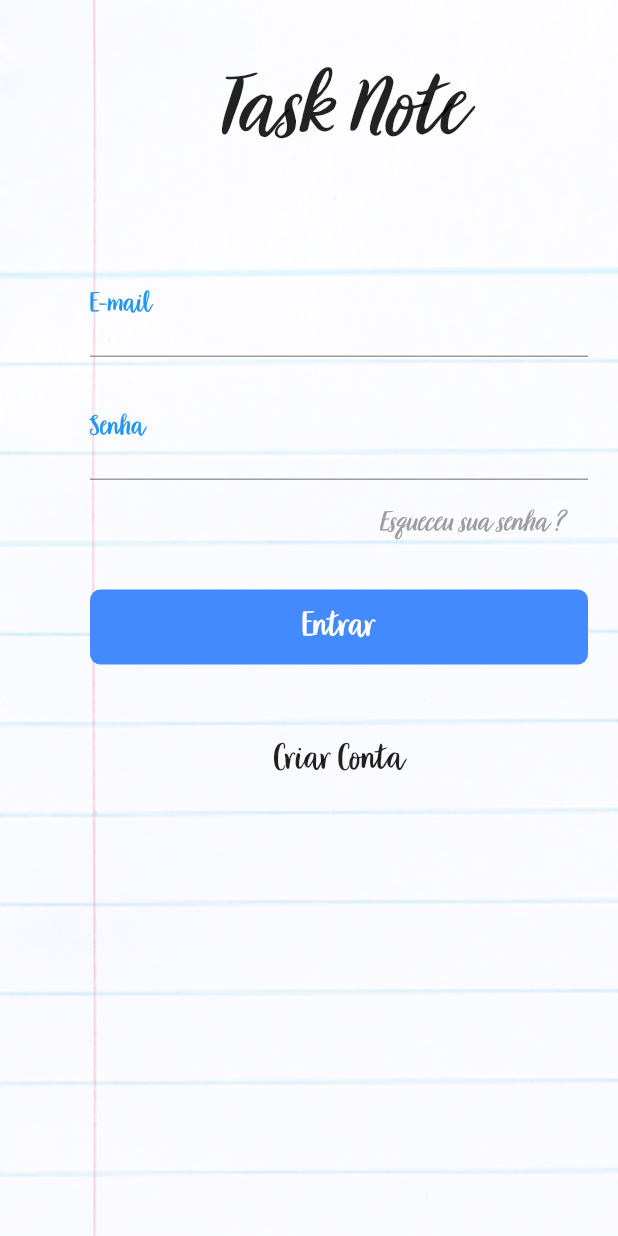
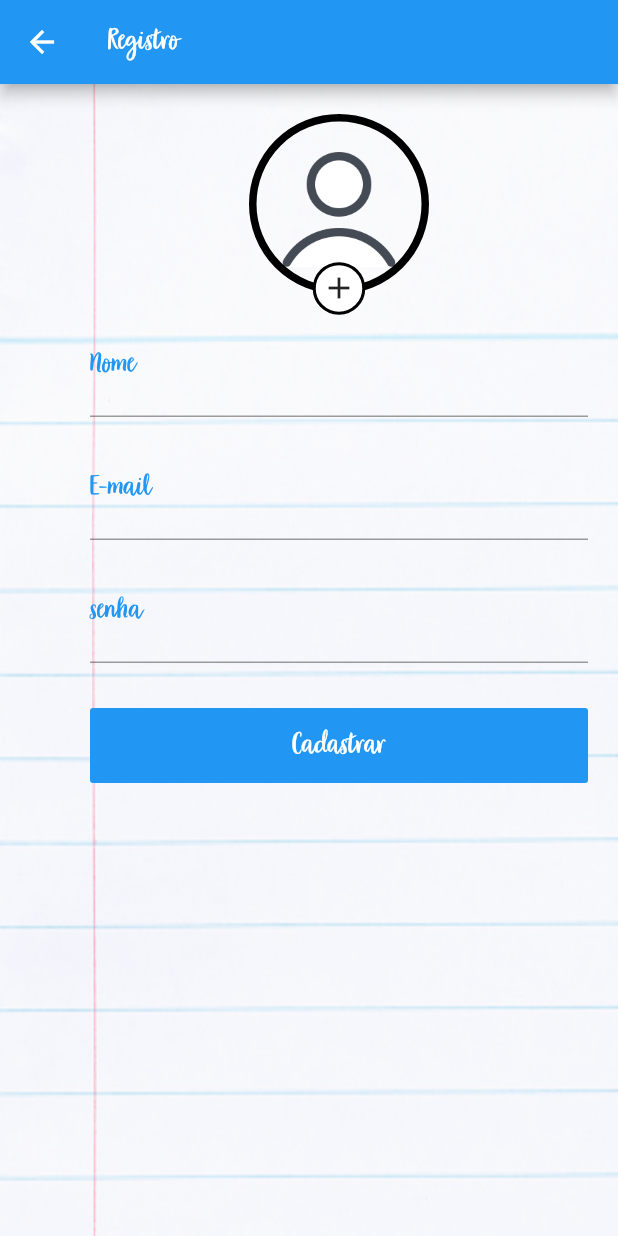
Before and after one commit to TiagoAndreAlmeida/Task-Note-App, a Flutter app: the screen it shows after launch, after a tap on "Criar Conta", on a phone screen of 412 x 824 dp. Run offline on Flutter 3.47's test engine with Material 2 defaults, Android fonts, the phone set to English and light mode, and no system bars.

Commit message:
page register created

```diff
--- a/lib/pages/login.page.dart
+++ b/lib/pages/login.page.dart
@@ -1,4 +1,6 @@
 import 'package:flutter/material.dart';
+
+import 'register.page.dart';
 
 class LoginPage extends StatelessWidget {
   @override
@@ -108,7 +110,12 @@ class LoginPage extends StatelessWidget {
                       fontSize: 25,
                     ),
                   ),
-                  onPressed: () => {},
+                  onPressed: () => {
+                    Navigator.push(
+                      context,
+                      MaterialPageRoute(builder: (context) => RegisterPage()),
+                    )
+                  },
                 ),
               ),
             ],
--- /dev/null
+++ b/lib/pages/register.page.dart
@@ -0,0 +1,125 @@
+import 'package:flutter/material.dart';
+
+class RegisterPage extends StatelessWidget {
+  @override
+  Widget build(BuildContext context) {
+    return Scaffold(
+      resizeToAvoidBottomInset: true, //using this to not resize screen when keyboard appears
+      appBar: AppBar(
+        title: Text('Registro'),
+      ),
+      body: Container(
+        padding: EdgeInsets.only(top: 20, left: 60, right: 20),
+        decoration: BoxDecoration(
+          image: DecorationImage(
+            image: AssetImage('assets/background.jpg'),
+            // colorFilter: ColorFilter.mode(Colors.black.withOpacity(0.2), BlendMode.dstATop),
+            colorFilter: ColorFilter.mode(
+              Colors.black.withOpacity(0.4),
+              BlendMode.dstATop
+            ),
+            fit: BoxFit.fill
+          ),
+        ),
+        child: ListView(
+          children: <Widget>[
+            Container(
+              // width: 20,
+              height: 120,
+              alignment: Alignment(0.0, 1.5),
+              decoration: BoxDecoration(
+                shape: BoxShape.circle,
+                image: DecorationImage(
+                  image: AssetImage('assets/person.png'),
+                  fit: BoxFit.contain,
+                ),
+                border: Border.all(
+                  width: 5,
+                ),
+              ),
+              child: Container(
+                height: 35,
+                width: 35,
+                decoration: BoxDecoration(
+                  color: Colors.white,
+                  border: Border.all(
+                    width: 2
+                  ),
+                  borderRadius: BorderRadius.all(
+                    Radius.circular(50)
+                  )
+                ),
+                child: SizedBox.expand(
+                  child: FlatButton(
+                      padding: EdgeInsets.all(0),
+                      child: Icon(
+                        Icons.add,
+                      ),
+                      shape: RoundedRectangleBorder(
+                        borderRadius: BorderRadius.circular(10)
+                      ),
+                      onPressed: () => {},
+                    )
+                  ),
+                ),
+            ),
+            SizedBox(
+              height: 15,
+            ),
+            TextFormField(
+              keyboardType: TextInputType.emailAddress,
+              decoration: InputDecoration(
+                labelText: 'Nome',
+                labelStyle: TextStyle(
+                  color: Colors.blue,
+                  fontSize: 20
+                ),
+              ),
+            ),
+            SizedBox(
+              height: 15,
+            ),
+            TextFormField(
+              keyboardType: TextInputType.emailAddress,
+              decoration: InputDecoration(
+                labelText: 'E-mail',
+                labelStyle: TextStyle(
+                  color: Colors.blue,
+                  fontSize: 20
+                ),
+              ),
+            ),
+            SizedBox(
+              height: 15,
+            ),
+            TextFormField(
+              keyboardType: TextInputType.emailAddress,
+              decoration: InputDecoration(
+                labelText: 'senha',
+                labelStyle: TextStyle(
+                  color: Colors.blue,
+                  fontSize: 20
+                ),
+              ),
+            ),
+            SizedBox(
+              height: 30,
+            ),
+            FlatButton(
+              padding: EdgeInsets.only(top: 10, bottom: 10),
+              child: Text(
+                'Cadastrar',
+                style: TextStyle(
+                  fontSize: 20,
+                  color: Colors.white
+                ),
+              ),
+              color: Colors.blue,
+              onPressed: () => {},
+            )
+          ],
+        ),
+      ),
+    );
+  }
+}
--- a/pubspec.yaml
+++ b/pubspec.yaml
@@ -68,3 +68,4 @@ flutter:
   #use this for reference assets files.
   assets:
     - assets/background.jpg
+    - assets/person.png
```
Also changed, not shown: assets/person.png (added).
